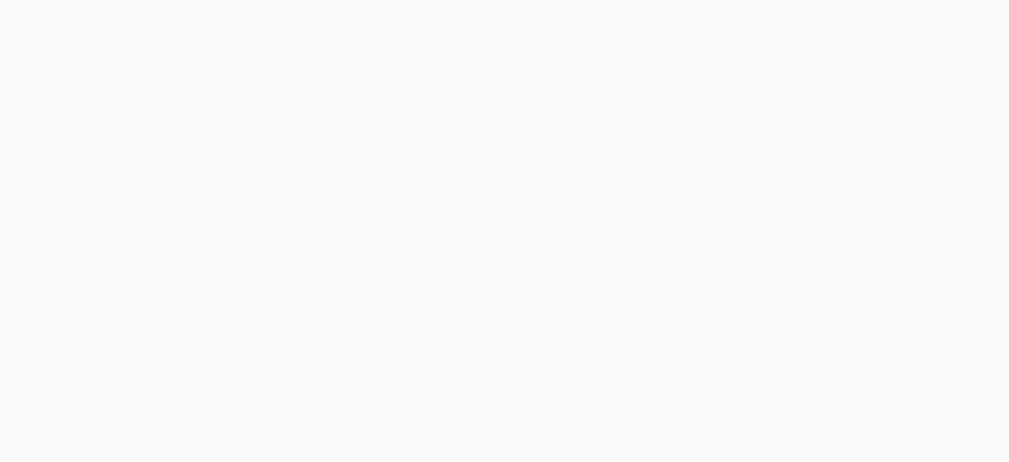
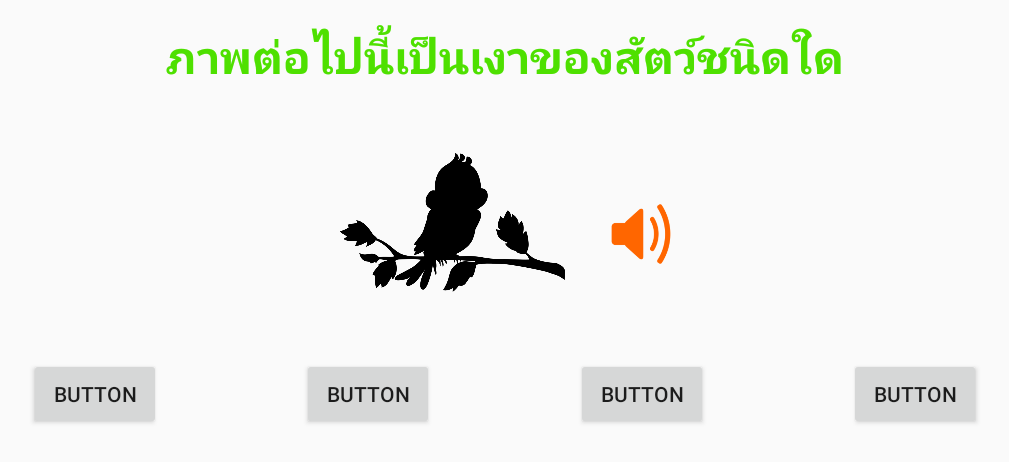
Before and after one commit to AllvinZ/AnimalForFun, an Android app: the screen it shows after launch (Game), on a phone screen of 824 x 412 dp (held sideways). Before the commit the part shown is empty. Shown: the top 462 px of the screen, without its empty margins (113-1122 px from the left). Run offline under Robolectric (Android 15) with nearby library versions, the phone set to English and light mode, and no system bars.

Commit message:
Design Game UI Complete

```diff
--- a/app/src/main/res/layout/activity_game.xml
+++ b/app/src/main/res/layout/activity_game.xml
@@ -7,4 +7,87 @@
     android:orientation="horizontal"
     tools:context="com.example.adoublelz.animalforfun.Game">
 
+    <TextView
+        android:id="@+id/textView"
+        android:layout_width="wrap_content"
+        android:layout_height="wrap_content"
+        android:layout_marginTop="@dimen/my_margin"
+        android:text="@string/question"
+        android:textColor="#4ee000"
+        android:textSize="@dimen/h1"
+        android:textStyle="bold"
+        app:layout_constraintLeft_toLeftOf="parent"
+        app:layout_constraintRight_toRightOf="parent"
+        app:layout_constraintTop_toTopOf="parent" />
+
+    <ImageView
+        android:id="@+id/imvQuestion"
+        android:layout_width="150dp"
+        android:layout_height="150dp"
+        android:layout_marginRight="@dimen/my_margin"
+        android:layout_marginTop="@dimen/my_margin"
+        app:layout_constraintHorizontal_chainStyle="packed"
+        app:layout_constraintLeft_toLeftOf="parent"
+        app:layout_constraintRight_toLeftOf="@+id/imvvolume"
+        app:layout_constraintTop_toBottomOf="@+id/textView"
+        app:srcCompat="@drawable/bird_02" />
+
+    <ImageButton
+        android:id="@+id/imvvolume"
+        android:layout_width="40dp"
+        android:layout_height="40dp"
+        android:layout_marginLeft="@dimen/my_margin"
+        android:layout_marginTop="@dimen/my_margin"
+        android:background="@null"
+        android:onClick="playsound"
+        android:scaleType="fitCenter"
+        app:layout_constraintBottom_toBottomOf="@+id/imvQuestion"
+        app:layout_constraintLeft_toRightOf="@+id/imvQuestion"
+        app:layout_constraintRight_toRightOf="parent"
+        app:layout_constraintTop_toTopOf="@+id/imvQuestion"
+        app:srcCompat="@drawable/volume" />
+
+    <Button
+        android:id="@+id/btn1"
+        android:layout_width="wrap_content"
+        android:layout_height="wrap_content"
+        android:layout_marginTop="@dimen/my_margin"
+        android:onClick="choiceAns"
+        android:text="Button"
+        app:layout_constraintLeft_toLeftOf="parent"
+        app:layout_constraintRight_toLeftOf="@+id/btn2"
+        app:layout_constraintTop_toBottomOf="@+id/imvQuestion" />
+
+    <Button
+        android:id="@+id/btn2"
+        android:layout_width="wrap_content"
+        android:layout_height="wrap_content"
+        android:layout_marginTop="@dimen/my_margin"
+        android:onClick="choiceAns"
+        android:text="Button"
+        app:layout_constraintLeft_toRightOf="@+id/btn1"
+        app:layout_constraintRight_toLeftOf="@+id/btn3"
+        app:layout_constraintTop_toBottomOf="@+id/imvQuestion" />
+
+    <Button
+        android:id="@+id/btn3"
+        android:layout_width="wrap_content"
+        android:layout_height="wrap_content"
+        android:layout_marginTop="@dimen/my_margin"
+        android:onClick="choiceAns"
+        android:text="Button"
+        app:layout_constraintLeft_toRightOf="@+id/btn2"
+        app:layout_constraintRight_toLeftOf="@+id/btn4"
+        app:layout_constraintTop_toBottomOf="@+id/imvQuestion" />
+
+    <Button
+        android:id="@+id/btn4"
+        android:layout_width="wrap_content"
+        android:layout_height="wrap_content"
+        android:layout_marginTop="@dimen/my_margin"
+        android:onClick="choiceAns"
+        android:text="Button"
+        app:layout_constraintLeft_toRightOf="@+id/btn3"
+        app:layout_constraintRight_toRightOf="parent"
+        app:layout_constraintTop_toBottomOf="@+id/imvQuestion" />
 </android.support.constraint.ConstraintLayout>
```
